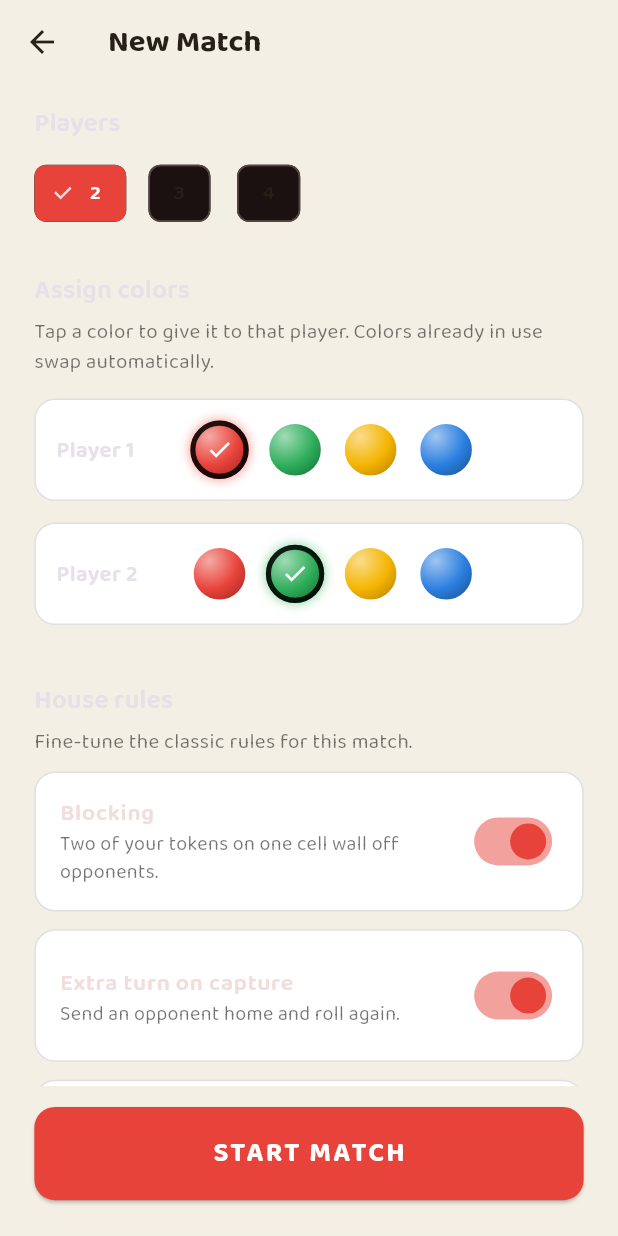
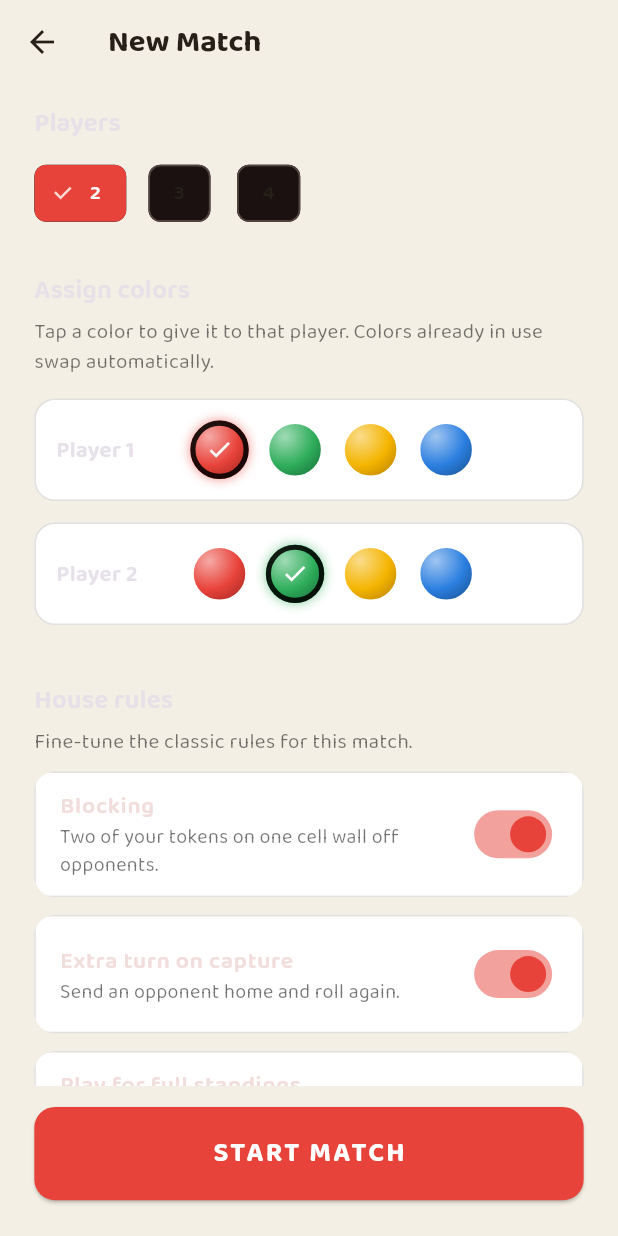
Before and after one commit to Gulshid/Ludo-Game, a Flutter app: the SetupScreen screen opened directly, after a tap on an icon or button, on a phone screen of 412 x 824 dp. Run offline on Flutter 3.47's test engine with Material 3 defaults, Android fonts, the phone set to English and light mode, and no system bars; drawn by our look-alikes of flutter_animate; our stand-ins replace audioplayers, confetti, flutter_screenutil, google_fonts, shared_preferences, vibration; accounts and stored records are empty.

Commit message:
setup screen is updatde

```diff
--- a/ludo_game/lib/screens/setup_screen.dart
+++ b/ludo_game/lib/screens/setup_screen.dart
@@ -221,14 +221,19 @@ class _HouseRuleTile extends StatelessWidget {
   Widget build(BuildContext context) {
     return Container(
       margin: EdgeInsets.only(bottom: 10.h),
-      padding: EdgeInsets.symmetric(horizontal: 14.w, vertical: 6.h),
       decoration: BoxDecoration(
-        color: Colors.white,
         borderRadius: BorderRadius.circular(12.r),
         border: Border.all(color: const Color(0xFFE0E0E0)),
       ),
+      clipBehavior: Clip.antiAlias,
+      child: Material(
+        // SwitchListTile paints its background/ink splashes on the
+        // nearest Material ancestor — giving it its own Material here
+        // (instead of just a colored Container) keeps that visible
+        // and avoids Flutter's "background may be invisible" warning.
+        color: Colors.white,
         child: SwitchListTile(
-        contentPadding: EdgeInsets.zero,
+          contentPadding: EdgeInsets.symmetric(horizontal: 14.w, vertical: 2.h),
           activeThumbColor: AppColors.red,
           title: Text(
             title,
@@ -240,6 +245,7 @@ class _HouseRuleTile extends StatelessWidget {
           ),
           value: value,
           onChanged: onChanged,
+        ),
       ),
     );
   }
```
Lines whose indentation alone changed are shown as unchanged.
